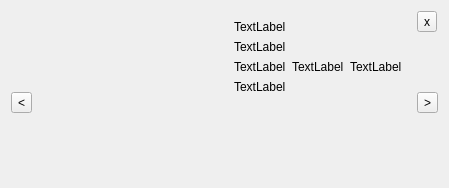
TripleWhy/longscroll-qt, file src/navigatorwidget.ui: the form before one commit.
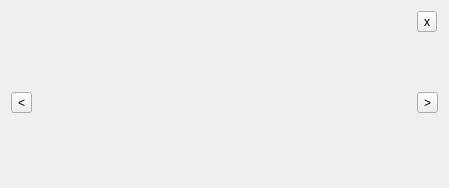
The form after the commit. Custom widgets are drawn as their Qt base class.

```diff
--- a/src/navigatorwidget.ui
+++ b/src/navigatorwidget.ui
@@ -1,7 +1,7 @@
 <?xml version="1.0" encoding="UTF-8"?>
 <ui version="4.0">
- <class>NavigatorWidget</class>
- <widget class="QFrame" name="NavigatorWidget">
+ <class>AbstractNavigatorWidget</class>
+ <widget class="QFrame" name="AbstractNavigatorWidget">
   <property name="geometry">
    <rect>
     <x>0</x>
@@ -13,77 +13,24 @@
   <property name="windowTitle">
    <string>Form</string>
   </property>
-  <layout class="QGridLayout" name="gridLayout_2">
-   <item row="0" column="1" rowspan="4">
-    <widget class="ImageWidget" name="imageWidget" native="true">
-     <layout class="QVBoxLayout" name="verticalLayout"/>
-    </widget>
+  <layout class="QGridLayout" name="mainLayout">
+   <item row="1" column="2">
+    <spacer name="verticalSpacer_3">
+     <property name="orientation">
+      <enum>Qt::Vertical</enum>
+     </property>
+     <property name="sizeHint" stdset="0">
+      <size>
+       <width>20</width>
+       <height>44</height>
+      </size>
+     </property>
+    </spacer>
    </item>
-   <item row="0" column="2" rowspan="4">
-    <widget class="QWidget" name="infoWidget" native="true">
-     <layout class="QGridLayout" name="gridLayout">
-      <item row="2" column="1">
-       <widget class="QLabel" name="label_5">
-        <property name="text">
-         <string>TextLabel</string>
-        </property>
-       </widget>
-      </item>
-      <item row="3" column="0">
-       <widget class="QLabel" name="label_7">
-        <property name="text">
-         <string>TextLabel</string>
-        </property>
-       </widget>
-      </item>
-      <item row="1" column="0">
-       <widget class="QLabel" name="label_3">
-        <property name="text">
-         <string>TextLabel</string>
-        </property>
-       </widget>
-      </item>
-      <item row="0" column="0">
-       <widget class="QLabel" name="label_2">
-        <property name="text">
-         <string>TextLabel</string>
-        </property>
-       </widget>
-      </item>
-      <item row="2" column="0">
-       <widget class="QLabel" name="label_4">
-        <property name="text">
-         <string>TextLabel</string>
-        </property>
-       </widget>
-      </item>
-      <item row="2" column="2">
-       <widget class="QLabel" name="label_6">
-        <property name="text">
-         <string>TextLabel</string>
-        </property>
-       </widget>
-      </item>
-      <item row="4" column="0">
-       <spacer name="verticalSpacer_5">
-        <property name="orientation">
-         <enum>Qt::Vertical</enum>
-        </property>
-        <property name="sizeHint" stdset="0">
-         <size>
-          <width>20</width>
-          <height>40</height>
-         </size>
-        </property>
-       </spacer>
-      </item>
-     </layout>
-    </widget>
-   </item>
-   <item row="0" column="3">
-    <widget class="QToolButton" name="closeButton">
+   <item row="2" column="2">
+    <widget class="QToolButton" name="nextButton">
      <property name="text">
-      <string>x</string>
+      <string>&gt;</string>
      </property>
     </widget>
    </item>
@@ -100,19 +47,31 @@
      </property>
     </spacer>
    </item>
-   <item row="1" column="3">
-    <spacer name="verticalSpacer_3">
+   <item row="0" column="2">
+    <widget class="QToolButton" name="closeButton">
+     <property name="text">
+      <string>x</string>
+     </property>
+    </widget>
+   </item>
+   <item row="3" column="2">
+    <spacer name="verticalSpacer_4">
      <property name="orientation">
       <enum>Qt::Vertical</enum>
      </property>
      <property name="sizeHint" stdset="0">
       <size>
        <width>20</width>
-       <height>44</height>
+       <height>64</height>
       </size>
      </property>
     </spacer>
    </item>
+   <item row="0" column="1" rowspan="4">
+    <widget class="QWidget" name="infoWidget" native="true">
+     <layout class="QHBoxLayout" name="infoLayout"/>
+    </widget>
+   </item>
    <item row="2" column="0">
     <widget class="QToolButton" name="prevButton">
      <property name="text">
@@ -120,13 +79,6 @@
      </property>
     </widget>
    </item>
-   <item row="2" column="3">
-    <widget class="QToolButton" name="nextButton">
-     <property name="text">
-      <string>&gt;</string>
-     </property>
-    </widget>
-   </item>
    <item row="3" column="0">
     <spacer name="verticalSpacer_2">
      <property name="orientation">
@@ -140,29 +92,8 @@
      </property>
     </spacer>
    </item>
-   <item row="3" column="3">
-    <spacer name="verticalSpacer_4">
-     <property name="orientation">
-      <enum>Qt::Vertical</enum>
-     </property>
-     <property name="sizeHint" stdset="0">
-      <size>
-       <width>20</width>
-       <height>64</height>
-      </size>
-     </property>
-    </spacer>
-   </item>
   </layout>
  </widget>
- <customwidgets>
-  <customwidget>
-   <class>ImageWidget</class>
-   <extends>QWidget</extends>
-   <header>imagewidget.h</header>
-   <container>1</container>
-  </customwidget>
- </customwidgets>
  <resources/>
  <connections/>
 </ui>
```
